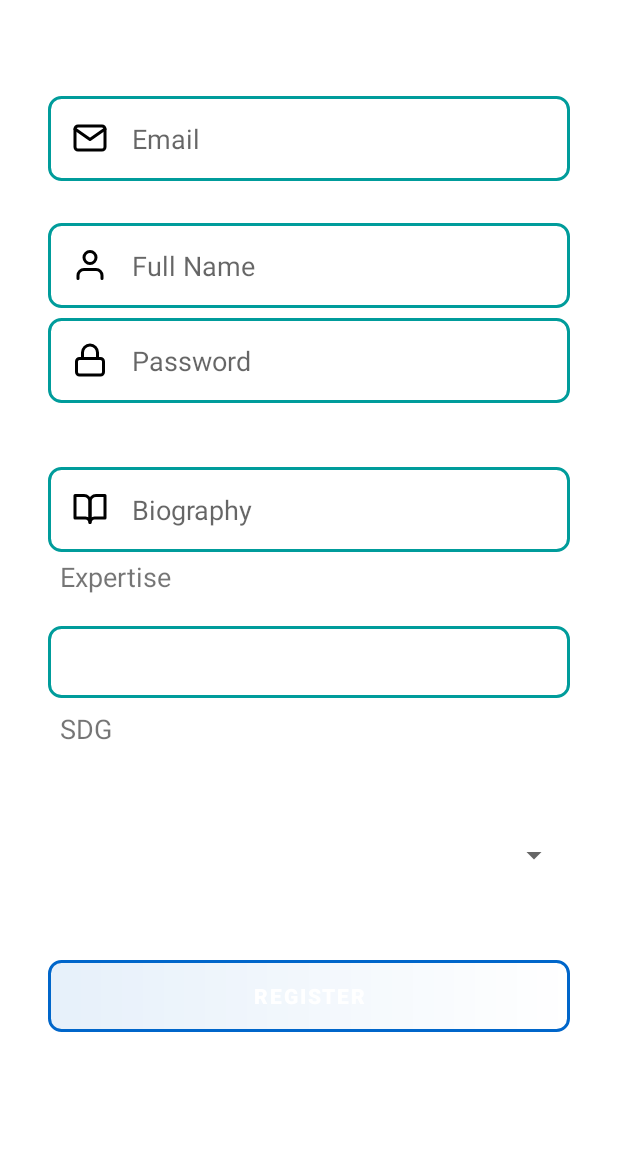
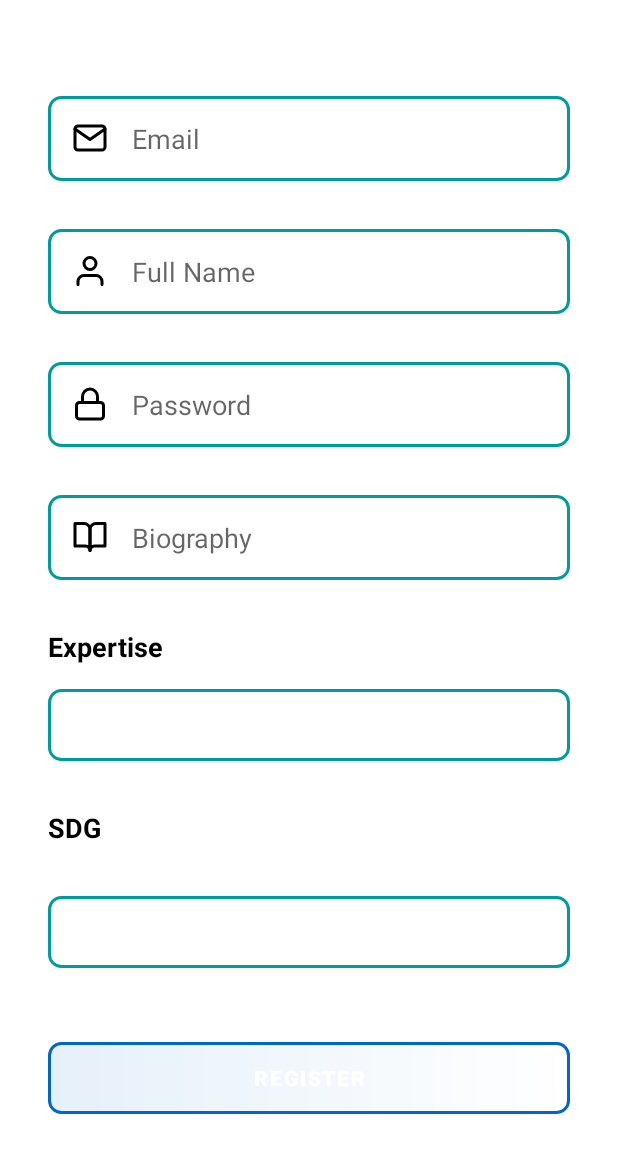
Before and after one commit to INFS3605-Proselyte-Consulting/ImpactioAndroidApp, an Android app: the layout activity_register.xml on its own in the app's theme, with its tools: preview values and no code run, on a phone screen of 412 x 824 dp. Shown: the top 1153 px of the screen. Run offline under Robolectric (Android 15) with nearby library versions, the phone set to English and light mode, and no system bars.

Commit message:
register screen spacing

```diff
--- a/app/src/main/res/layout/activity_register.xml
+++ b/app/src/main/res/layout/activity_register.xml
@@ -14,24 +14,24 @@
         android:layout_marginTop="64dp"
         android:layout_marginEnd="32dp"
         android:background="@drawable/round_border_teal"
-        android:drawableStart="@drawable/ic_login_mail_icon"
 
 
+        android:drawableStart="@drawable/ic_login_mail_icon"
         android:drawablePadding="16dp"
         android:ems="10"
         android:hint="Email"
         android:inputType="textEmailAddress"
         android:padding="16dp"
         app:layout_constraintEnd_toEndOf="parent"
-        app:layout_constraintHorizontal_bias="0.0"
+        app:layout_constraintHorizontal_bias="1.0"
         app:layout_constraintStart_toStartOf="parent"
-        app:layout_constraintTop_toTopOf="@+id/ptRegisterImage" />
+        app:layout_constraintTop_toTopOf="parent" />
 
     <EditText
         android:id="@+id/ptFullname"
         android:layout_width="0dp"
         android:layout_height="wrap_content"
-        android:layout_marginStart="32dp"
+        android:layout_marginTop="32dp"
         android:layout_marginEnd="32dp"
         android:background="@drawable/round_border_teal"
         android:drawableStart="@drawable/ic_user"
@@ -45,19 +45,17 @@
         app:layout_constraintBottom_toTopOf="@+id/ptPassword"
         app:layout_constraintEnd_toEndOf="parent"
         app:layout_constraintHorizontal_bias="0.0"
-        app:layout_constraintStart_toStartOf="parent"
+        app:layout_constraintStart_toStartOf="@+id/ptLoginEmail"
         app:layout_constraintTop_toBottomOf="@+id/ptLoginEmail"
-        app:layout_constraintVertical_bias="0.805" />
+        app:layout_constraintVertical_bias="0.516" />
 
     <EditText
         android:id="@+id/ptPassword"
         android:layout_width="0dp"
         android:layout_height="wrap_content"
-        android:layout_marginStart="32dp"
-        android:layout_marginTop="212dp"
+        android:layout_marginTop="32dp"
         android:layout_marginEnd="32dp"
         android:background="@drawable/round_border_teal"
-
         android:drawableStart="@drawable/ic_login_pass_icon"
         android:drawablePadding="16dp"
         android:ems="10"
@@ -67,15 +65,15 @@
         android:padding="16dp"
         app:layout_constraintEnd_toEndOf="parent"
         app:layout_constraintHorizontal_bias="0.0"
-        app:layout_constraintStart_toStartOf="parent"
-        app:layout_constraintTop_toTopOf="parent" />
+        app:layout_constraintStart_toStartOf="@+id/ptFullname"
+        app:layout_constraintTop_toBottomOf="@id/ptFullname" />
 
     <EditText
         android:id="@+id/ptBiography"
         android:layout_width="0dp"
         android:layout_height="wrap_content"
         android:layout_marginStart="32dp"
-        android:layout_marginTop="40dp"
+        android:layout_marginTop="32dp"
         android:layout_marginEnd="32dp"
         android:background="@drawable/round_border_teal"
         android:drawableStart="@drawable/ic_biography"
@@ -86,21 +84,19 @@
         android:minHeight="48dp"
         android:padding="16dp"
 
-        app:layout_constraintBottom_toTopOf="@+id/bRegister"
-
         app:layout_constraintEnd_toEndOf="parent"
         app:layout_constraintHorizontal_bias="0.0"
         app:layout_constraintStart_toStartOf="parent"
-        app:layout_constraintTop_toBottomOf="@+id/ptPassword"
-        app:layout_constraintVertical_bias="0.01" />
+        app:layout_constraintTop_toBottomOf="@+id/ptPassword" />
 
     <Spinner
         android:id="@+id/ptSDGS"
         android:layout_width="0dp"
         android:layout_height="wrap_content"
+        android:layout_marginTop="16dp"
         android:layout_marginStart="32dp"
-        android:layout_marginTop="12dp"
         android:layout_marginEnd="32dp"
+        android:background="@drawable/round_border_teal"
         android:contentDescription="SDG"
         android:ems="10"
         android:hint="SDG"
@@ -111,7 +107,7 @@
         app:layout_constraintHorizontal_bias="0.0"
         app:layout_constraintStart_toStartOf="parent"
         app:layout_constraintTop_toBottomOf="@+id/tvRegSDG"
-        app:layout_constraintVertical_bias="0.437" />
+        app:layout_constraintVertical_bias="0.084" />
 
     <Spinner
         android:id="@+id/ptExpertise"
@@ -127,41 +123,46 @@
         android:inputType="textPersonName"
         android:minHeight="48dp"
 
-        app:layout_constraintBottom_toTopOf="@+id/bRegister"
         app:layout_constraintEnd_toEndOf="parent"
         app:layout_constraintHorizontal_bias="0.0"
         app:layout_constraintStart_toStartOf="parent"
-        app:layout_constraintTop_toBottomOf="@+id/tvRegExp"
-        app:layout_constraintVertical_bias="0.027" />
+        app:layout_constraintTop_toBottomOf="@+id/tvRegExp" />
 
     <TextView
         android:id="@+id/tvRegExp"
         android:layout_width="0dp"
         android:layout_height="wrap_content"
-        android:layout_marginStart="8dp"
-        android:layout_marginTop="4dp"
+        android:layout_marginTop="32dp"
+        android:layout_marginStart="32dp"
         android:text="Expertise"
+        android:textColor="#000000"
         android:textSize="18dp"
-        app:layout_constraintStart_toStartOf="@+id/ptBiography"
+        android:textStyle="bold"
+        app:layout_constraintStart_toStartOf="parent"
         app:layout_constraintTop_toBottomOf="@+id/ptBiography" />
 
     <TextView
         android:id="@+id/tvRegSDG"
         android:layout_width="0dp"
         android:layout_height="wrap_content"
-        android:layout_marginStart="8dp"
-        android:layout_marginTop="8dp"
+        android:layout_marginTop="32dp"
+        android:layout_marginStart="32dp"
         android:text="SDG"
+        android:textColor="#000000"
         android:textSize="18dp"
-        app:layout_constraintStart_toStartOf="@+id/ptExpertise"
+        android:textStyle="bold"
+        app:layout_constraintStart_toStartOf="parent"
         app:layout_constraintTop_toBottomOf="@+id/ptExpertise" />
+
 
     <Button
         android:id="@+id/bRegister"
         android:layout_width="0dp"
         android:layout_height="wrap_content"
         android:layout_marginStart="32dp"
+        android:layout_marginTop="32dp"
         android:layout_marginEnd="32dp"
+        android:layout_marginBottom="64dp"
         android:background="@drawable/round_border_blue_inner_shadow"
         android:text="Register"
         android:textStyle="bold"
@@ -169,9 +170,8 @@
         app:layout_constraintEnd_toEndOf="parent"
         app:layout_constraintHorizontal_bias="0.0"
         app:layout_constraintStart_toStartOf="parent"
-        app:layout_constraintTop_toTopOf="parent"
-        app:layout_constraintVertical_bias="0.825" />
-
+        app:layout_constraintTop_toBottomOf="@id/ptSDGS"
+        app:layout_constraintVertical_bias="0.943" />
 
     <ImageView
         android:id="@+id/ptRegisterImage"
```
